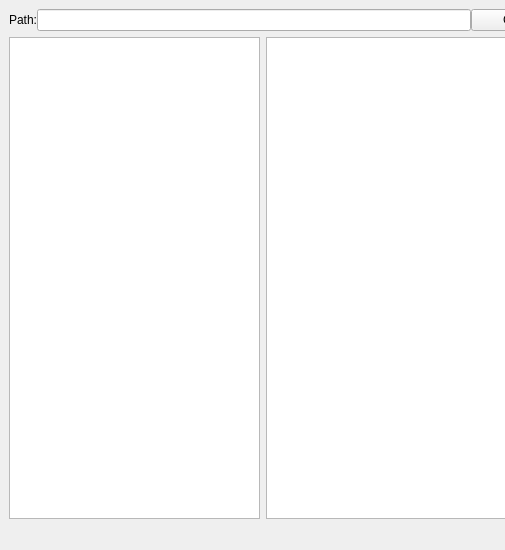
First picture: the form in src/client/client.ui, repository Jerry89722/DistributeDisk, before the edit; both pictures show x 0 to 505 and y 0 to 550 of the 778 by 550 pixel window.
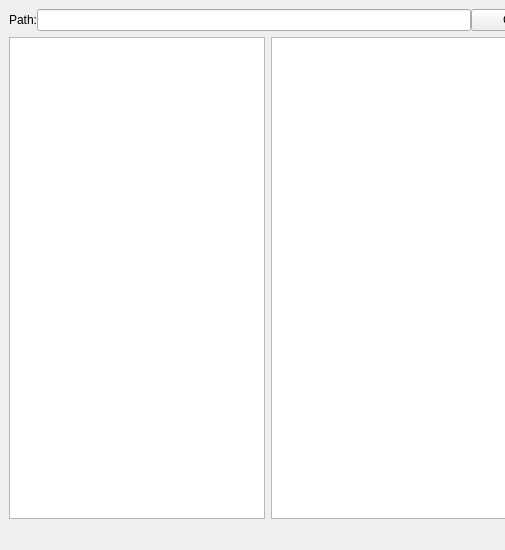
Second picture: the form after the edit.

```diff
--- a/src/client/client.ui
+++ b/src/client/client.ui
@@ -70,7 +70,7 @@
        </layout>
       </item>
       <item>
-       <layout class="QHBoxLayout" name="centerLayout" stretch="1,2">
+       <layout class="QHBoxLayout" name="centerLayout" stretch="0,1">
         <item>
          <widget class="QTreeView" name="fileTv"/>
         </item>
```
